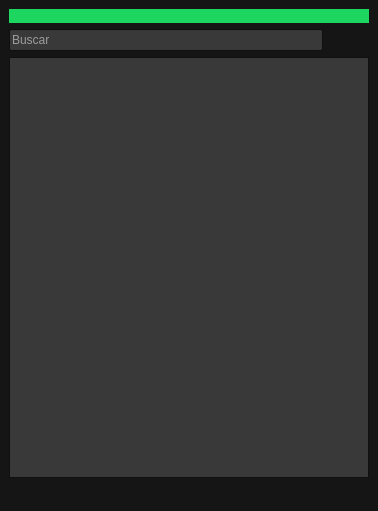
Before: the Qt Designer form app/ui/principal.ui in JPpellegrini/trabajo_spoty, drawn with Qt 5.
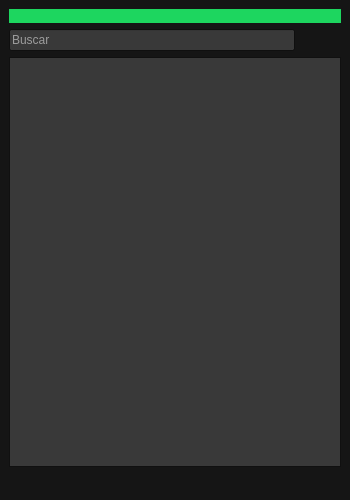
After: the same form once the commit is applied. Icons and pictures are not drawn.

Commit message: Defino maximos y minimos de la ventana

Patch:
```diff
--- a/app/ui/principal.ui
+++ b/app/ui/principal.ui
@@ -6,10 +6,22 @@
    <rect>
     <x>0</x>
     <y>0</y>
-    <width>378</width>
-    <height>511</height>
+    <width>350</width>
+    <height>500</height>
    </rect>
   </property>
+  <property name="minimumSize">
+   <size>
+    <width>350</width>
+    <height>500</height>
+   </size>
+  </property>
+  <property name="maximumSize">
+   <size>
+    <width>350</width>
+    <height>500</height>
+   </size>
+  </property>
   <property name="palette">
    <palette>
     <active>
```
